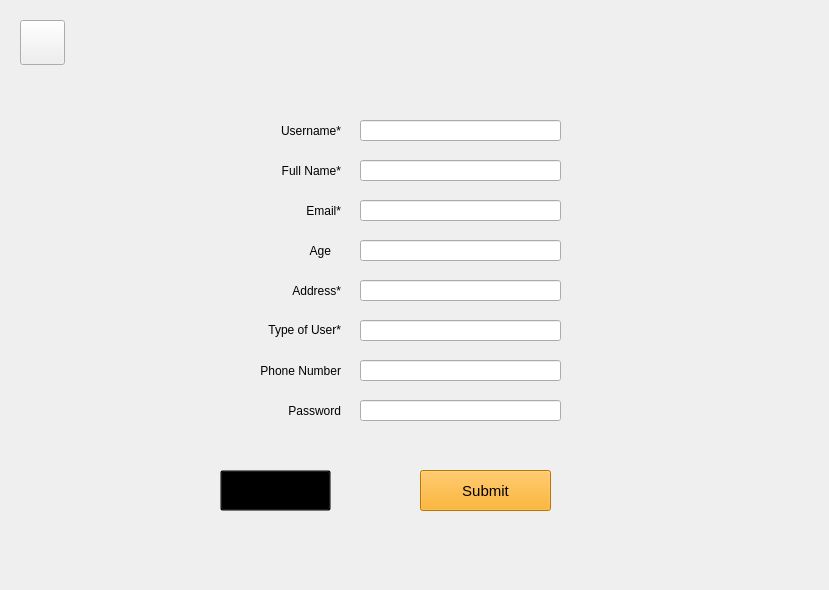
greg-maceachern12/MicroManage, file MicroManage/signupform.ui: the form before one commit.
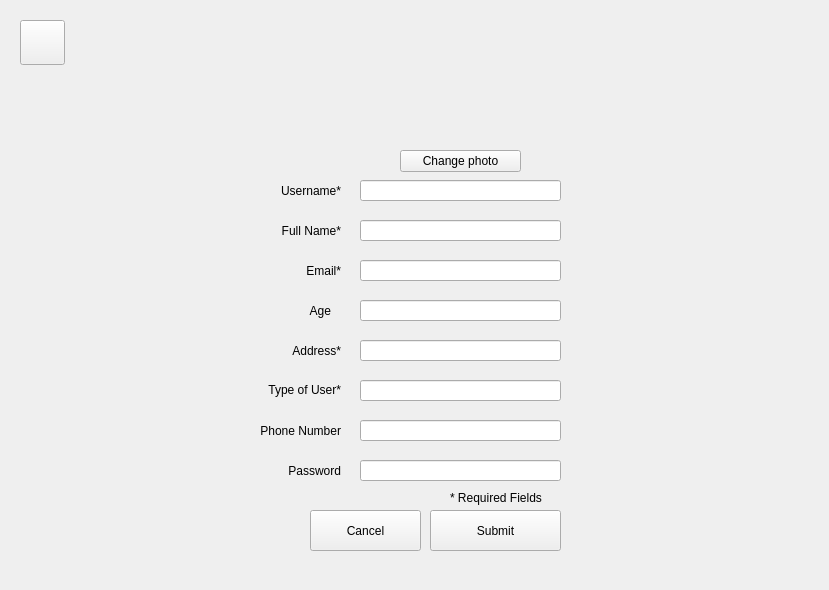
The form after the commit.

Commit message: Finished styling the LogIn page. Added a feature to select a profile photo in SignUp. Worked on styling the text in SignUp.

The edit to the form file:
```diff
--- a/MicroManage/signupform.ui
+++ b/MicroManage/signupform.ui
@@ -20,7 +20,7 @@
    <property name="geometry">
     <rect>
      <x>270</x>
-     <y>190</y>
+     <y>250</y>
      <width>71</width>
      <height>41</height>
     </rect>
@@ -39,7 +39,7 @@
    <property name="geometry">
     <rect>
      <x>250</x>
-     <y>280</y>
+     <y>340</y>
      <width>91</width>
      <height>21</height>
     </rect>
@@ -57,9 +57,9 @@
   <widget class="QLabel" name="label_8">
    <property name="geometry">
     <rect>
-     <x>240</x>
-     <y>350</y>
-     <width>101</width>
+     <x>230</x>
+     <y>410</y>
+     <width>111</width>
      <height>41</height>
     </rect>
    </property>
@@ -76,16 +76,14 @@
   <widget class="QPushButton" name="btnCancel">
    <property name="geometry">
     <rect>
-     <x>220</x>
-     <y>470</y>
+     <x>310</x>
+     <y>510</y>
      <width>111</width>
      <height>41</height>
     </rect>
    </property>
    <property name="styleSheet">
-    <string notr="true">font-family: &quot;Avenir Next&quot;;
-background-color: transparent;
-font-size: 15px;</string>
+    <string notr="true"/>
    </property>
    <property name="text">
     <string>Cancel</string>
@@ -94,9 +92,9 @@
   <widget class="QLabel" name="label_2">
    <property name="geometry">
     <rect>
-     <x>270</x>
-     <y>150</y>
-     <width>71</width>
+     <x>260</x>
+     <y>210</y>
+     <width>81</width>
      <height>41</height>
     </rect>
    </property>
@@ -114,7 +112,7 @@
    <property name="geometry">
     <rect>
      <x>250</x>
-     <y>240</y>
+     <y>300</y>
      <width>81</width>
      <height>21</height>
     </rect>
@@ -132,16 +130,14 @@
   <widget class="QPushButton" name="btnSubmit">
    <property name="geometry">
     <rect>
-     <x>420</x>
-     <y>470</y>
+     <x>430</x>
+     <y>510</y>
      <width>131</width>
      <height>41</height>
     </rect>
    </property>
    <property name="styleSheet">
-    <string notr="true">font-family: &quot;Avenir Next&quot;;
-background-color: orange;
-font-size: 15px;</string>
+    <string notr="true"/>
    </property>
    <property name="text">
     <string>Submit</string>
@@ -151,7 +147,7 @@
    <property name="geometry">
     <rect>
      <x>360</x>
-     <y>160</y>
+     <y>220</y>
      <width>201</width>
      <height>21</height>
     </rect>
@@ -161,7 +157,7 @@
    <property name="geometry">
     <rect>
      <x>240</x>
-     <y>110</y>
+     <y>170</y>
      <width>101</width>
      <height>41</height>
     </rect>
@@ -180,7 +176,7 @@
    <property name="geometry">
     <rect>
      <x>360</x>
-     <y>120</y>
+     <y>180</y>
      <width>201</width>
      <height>21</height>
     </rect>
@@ -193,7 +189,7 @@
    <property name="geometry">
     <rect>
      <x>360</x>
-     <y>240</y>
+     <y>300</y>
      <width>201</width>
      <height>21</height>
     </rect>
@@ -203,7 +199,7 @@
    <property name="geometry">
     <rect>
      <x>360</x>
-     <y>280</y>
+     <y>340</y>
      <width>201</width>
      <height>21</height>
     </rect>
@@ -213,7 +209,7 @@
    <property name="geometry">
     <rect>
      <x>360</x>
-     <y>200</y>
+     <y>260</y>
      <width>201</width>
      <height>21</height>
     </rect>
@@ -233,7 +229,7 @@
    <property name="geometry">
     <rect>
      <x>360</x>
-     <y>400</y>
+     <y>460</y>
      <width>201</width>
      <height>21</height>
     </rect>
@@ -246,7 +242,7 @@
    <property name="geometry">
     <rect>
      <x>240</x>
-     <y>390</y>
+     <y>450</y>
      <width>101</width>
      <height>41</height>
     </rect>
@@ -265,7 +261,7 @@
    <property name="geometry">
     <rect>
      <x>360</x>
-     <y>360</y>
+     <y>420</y>
      <width>201</width>
      <height>21</height>
     </rect>
@@ -288,7 +284,7 @@
    <property name="geometry">
     <rect>
      <x>230</x>
-     <y>320</y>
+     <y>380</y>
      <width>111</width>
      <height>20</height>
     </rect>
@@ -307,7 +303,7 @@
    <property name="geometry">
     <rect>
      <x>360</x>
-     <y>320</y>
+     <y>380</y>
      <width>201</width>
      <height>21</height>
     </rect>
@@ -316,6 +312,45 @@
     <bool>true</bool>
    </property>
   </widget>
+  <widget class="QLabel" name="requiredFieldsLabel">
+   <property name="geometry">
+    <rect>
+     <x>450</x>
+     <y>490</y>
+     <width>111</width>
+     <height>16</height>
+    </rect>
+   </property>
+   <property name="text">
+    <string>* Required Fields</string>
+   </property>
+  </widget>
+  <widget class="QLabel" name="photoLabel">
+   <property name="geometry">
+    <rect>
+     <x>400</x>
+     <y>20</y>
+     <width>121</width>
+     <height>121</height>
+    </rect>
+   </property>
+   <property name="text">
+    <string/>
+   </property>
+  </widget>
+  <widget class="QToolButton" name="changePhotoButton">
+   <property name="geometry">
+    <rect>
+     <x>400</x>
+     <y>150</y>
+     <width>121</width>
+     <height>22</height>
+    </rect>
+   </property>
+   <property name="text">
+    <string>Change photo</string>
+   </property>
+  </widget>
   <zorder>SignUp</zorder>
   <zorder>btnCancel</zorder>
   <zorder>btnSubmit</zorder>
```
Left out of the diff: 51 changed lines with no effect on the pictures. The commit also changes 7 other files.
